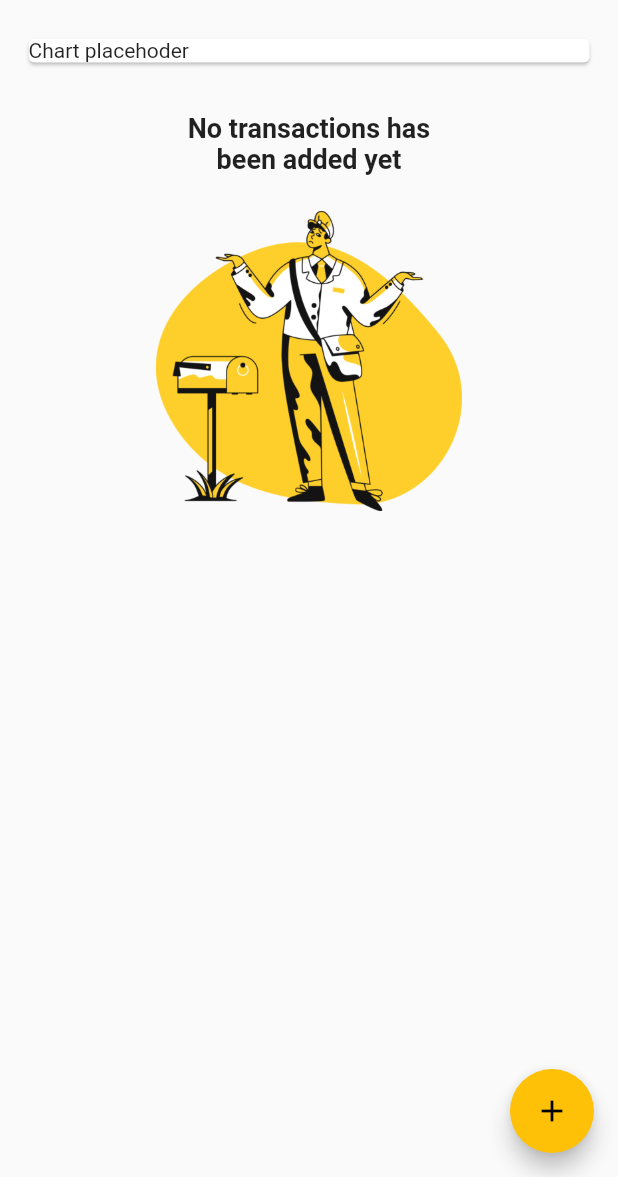
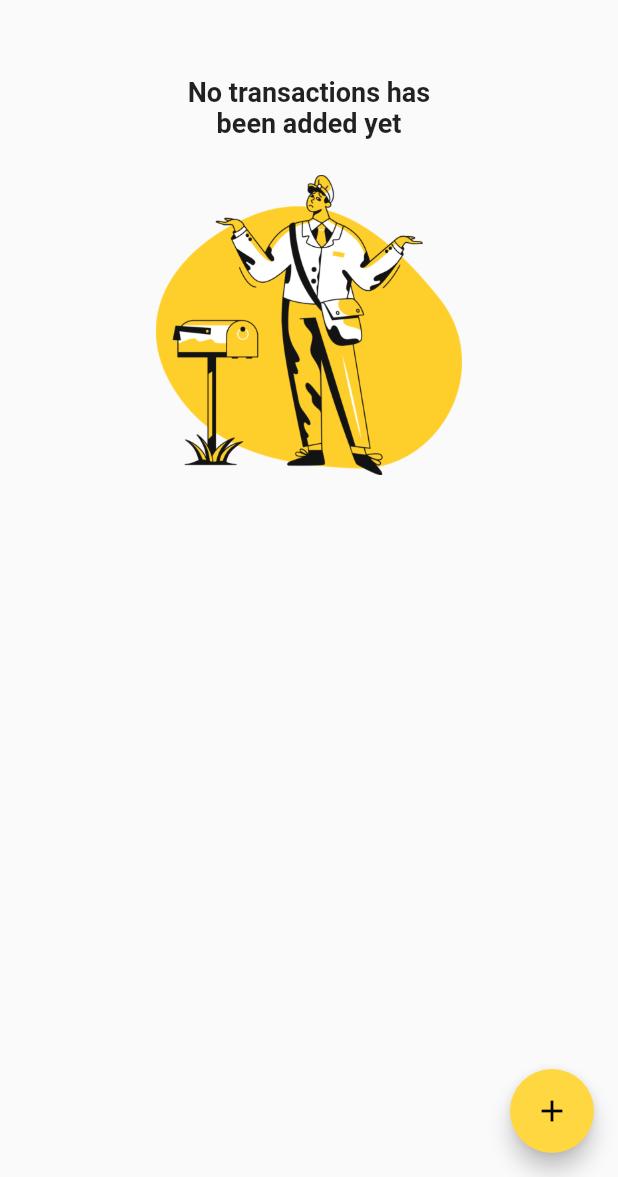
Before and after one commit to OliverArthur/MyExpenseApp, a Flutter app: the screen it shows after launch, on a phone screen of 412 x 824 dp, the part 59-1236 px from its top. Run offline on Flutter 3.47's test engine with Material 2 defaults, Android fonts, the light colour scheme and no system bars.

Commit message:
initial commit chart widget

```diff
--- a/lib/main.dart
+++ b/lib/main.dart
@@ -12,9 +12,9 @@ class App extends StatelessWidget {
       title: 'Personal Expenses',
       theme: ThemeData(
         primarySwatch: Colors.amber,
-        accentColor: Colors.amber,
+        accentColor: Colors.amberAccent,
         appBarTheme: AppBarTheme(
-          color: Colors.transparent,
+          color: Colors.grey[50],
           elevation: 0,
         ),
       ),
--- a/lib/src/screen/HomePage.dart
+++ b/lib/src/screen/HomePage.dart
@@ -6,6 +6,7 @@ import '../models/transaction.dart';
 // widgets
 import '../widgets/transaction_list.dart';
 import '../widgets/add_transaction.dart';
+import '../widgets/chart.dart';
 
 class HomeScreen extends StatefulWidget {
   @override
@@ -15,6 +16,16 @@ class HomeScreen extends StatefulWidget {
 class _HomeScreenState extends State<HomeScreen> {
   // propeties
   final List<Transaction> _userTransactions = [];
+
+  List<Transaction> get _recentTransaction {
+    return _userTransactions.where((element) {
+      return element.created.isAfter(
+        DateTime.now().subtract(
+          Duration(days: 7),
+        ),
+      );
+    }).toList();
+  }
 
   /// private method to add new transaction by passing the parameters
   /// [title], [amount].
@@ -69,12 +80,19 @@ class _HomeScreenState extends State<HomeScreen> {
           children: <Widget>[
             Container(
               width: double.infinity,
-              padding: EdgeInsets.symmetric(vertical: 5, horizontal: 15),
-              child: Card(
-                child: Container(
-                  child: Text('Chart placehoder'),
-                ),
+              padding: EdgeInsets.symmetric(
+                vertical: 5,
+                horizontal: 15,
               ),
+              child: _userTransactions.isEmpty
+                  ? null
+                  : Card(
+                      child: Container(
+                        child: Chart(
+                          recentTransactions: _recentTransaction,
+                        ),
+                      ),
+                    ),
             ),
             TransactionList(_userTransactions),
           ],
```
Also changed, not shown: lib/src/widgets/chart.dart (+54 -0 lines), 1 other file.
